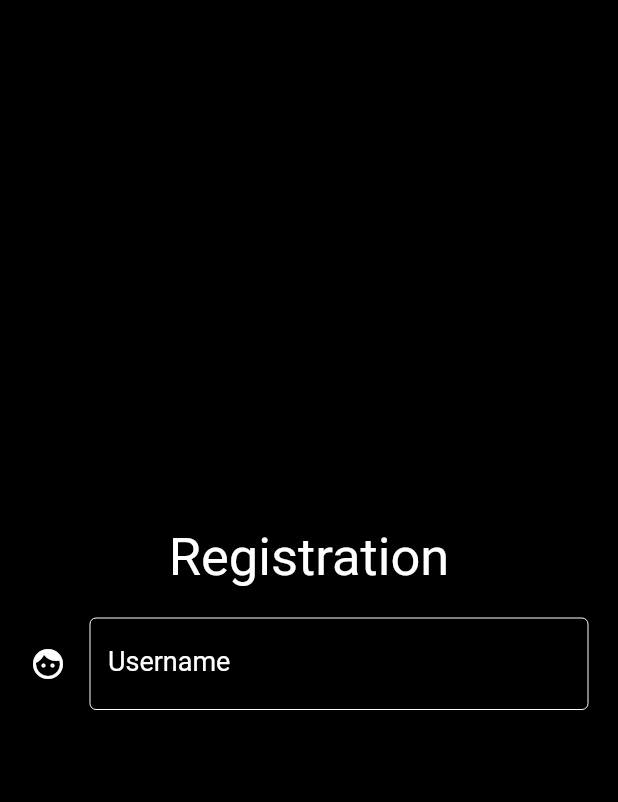
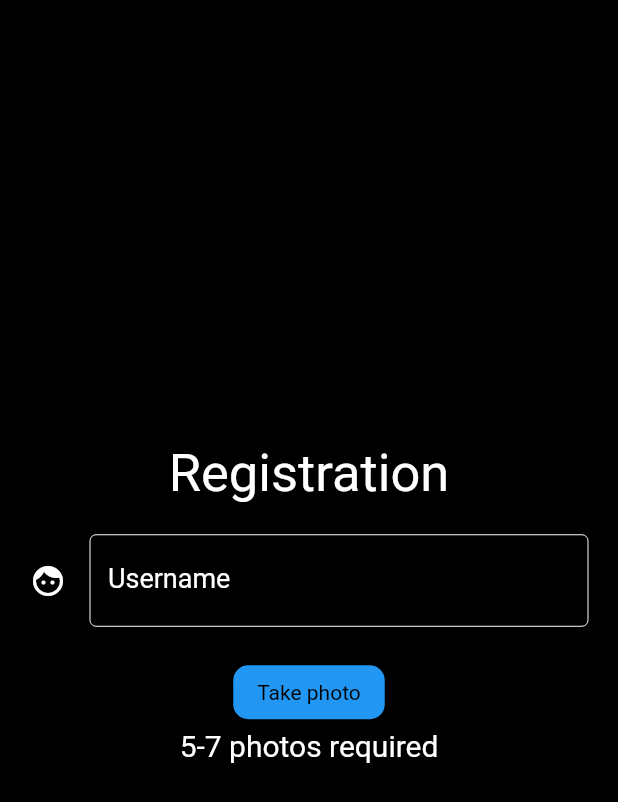
Before and after one commit to yuriy-puris/flutter_use_camera, a Flutter app: the screen it shows after launch, on a phone screen of 412 x 824 dp. Shown: the top 802 px of the screen. Run offline on Flutter 3.47's test engine with Material 2 defaults, Android fonts, the light colour scheme and no system bars; our stand-ins replace animated_text_kit, carousel_slider, image_picker.

Commit message:
todo: upload photo

```diff
--- a/lib/pages/registration_page.dart
+++ b/lib/pages/registration_page.dart
@@ -1,5 +1,7 @@
+import 'dart:io';
 import 'package:flutter/material.dart';
-// import 'package:http/http.dart' as http;
+import 'package:image_picker/image_picker.dart';
+import 'package:carousel_slider/carousel_slider.dart';
 
 class RegisterPage extends StatefulWidget {
   @override
@@ -9,8 +11,58 @@ class RegisterPage extends StatefulWidget {
 class RegisterPageState extends State<RegisterPage> {
   final _formKey = GlobalKey<FormState>();
 
+  List images = [];
   bool _obscureText = true;
   String _username, _email, _password;
+  int _currentIndex = 0;
+
+
+  @override
+  void initState() {
+    super.initState();
+    images = [];
+  }
+
+  void _getFromGallery(context) async {
+    PickedFile pickedFile = await ImagePicker().getImage(
+      source: ImageSource.camera,
+      maxWidth: 1800,
+      maxHeight: 1800,
+    );
+    if (pickedFile != null) {
+      setState(() {
+        File imageFile = File(pickedFile.path);
+        images.add(imageFile);
+      });
+    }
+  }
+
+  void open(BuildContext context, final int index) {
+    // Navigator.push(
+    //   context,
+    //   MaterialPageRoute(
+    //     builder: (context) => GalleryPhotoViewWrapper(
+    //       galleryItems: galleryItems,
+    //       backgroundDecoration: const BoxDecoration(
+    //         color: Colors.black,
+    //       ),
+    //       initialIndex: index,
+    //       scrollDirection: verticalGallery ? Axis.vertical : Axis.horizontal,
+    //     ),
+    //   ),
+    // );
+  }
+
+
+  Widget cancelButton = FlatButton(
+    child: Text("Cancel"),
+    onPressed:  () {},
+  );
+  Widget continueButton = FlatButton(
+    child: Text("Continue"),
+    onPressed:  () {},
+  );
+
 
   Widget _showTitle() {
     return Text(
@@ -37,6 +89,31 @@ class RegisterPageState extends State<RegisterPage> {
               icon: Icon(Icons.face, color: Colors.white))));
   }
 
+  Widget _showFormUploadAction() {
+    return Padding(
+        padding: EdgeInsets.only(top: 20.0),
+        child: Column(children: [
+          RaisedButton(
+            child: Text('Take photo',
+                style: Theme.of(context)
+                    .textTheme
+                    .body1
+                    .copyWith(color: Colors.black)),
+            elevation: 8.0,
+            shape: RoundedRectangleBorder(
+                borderRadius: BorderRadius.all(Radius.circular(10.0))),
+            color: Theme.of(context).primaryColor,
+            onPressed: () {
+              _getFromGallery(context);
+            }
+          ),
+          Text(
+            '5-7 photos required',
+            style: TextStyle(fontSize: 20, color: Colors.white),
+          ),
+        ]));
+  }
+
   Widget _showFormActions() {
     return Padding(
         padding: EdgeInsets.only(top: 20.0),
@@ -56,6 +133,70 @@ class RegisterPageState extends State<RegisterPage> {
               child: Text('Existing user? Login'),
               onPressed: () => Navigator.pushReplacementNamed(context, '/login'))
         ]));
+  }
+
+  Widget _showGalleryUploadedPhoto(context) {
+    List<Widget> list = List<Widget>();
+    TextEditingController _controller = TextEditingController();
+
+    for (var i = 0; i < images.length; i++) {
+      list.add(
+        Container(
+          padding: const EdgeInsets.all(0),
+          child: Stack(
+            children: [
+              Image.file(
+                images[i],
+                height: 180.0,
+                fit: BoxFit.cover,
+              ),
+              Positioned(
+                top: -5.0,
+                right: -5.0,
+                child: Padding(
+                  padding: const EdgeInsets.all(0),
+                  child: new IconButton(
+                    icon: Icon(
+                      Icons.remove_circle_outline,
+                      color: Theme.of(context).primaryColor,
+                    ),
+                    onPressed: () {
+                     showDialog(
+                        context: context,
+                        builder: (BuildContext context) {
+                          return AlertDialog(
+                            title: Text('Setting String'),
+                            content: Text('Setting String'),
+                            actions: <Widget>[
+                              FlatButton(
+                                child: Text('OK'),
+                                onPressed: () {
+                                  print('index: $i');
+                                  Navigator.pop(context);
+                                },
+                              )
+                            ],
+                          );
+                        },
+                      );
+                    }),
+                ),
+              )
+            ],
+          )
+        )
+      );
+    }
+
+    return GridView.count(
+      primary: false,
+      padding: const EdgeInsets.all(10),
+      shrinkWrap: true,
+      crossAxisSpacing: 10,
+      mainAxisSpacing: 10,
+      crossAxisCount: 2,
+      children: list
+    );
   }
 
   void _submit() {
@@ -82,18 +223,15 @@ class RegisterPageState extends State<RegisterPage> {
 
   @override
   Widget build(BuildContext context) {
+    AlertDialog alert = AlertDialog(
+      title: Text('Delete photo'),
+      content: Text('Would you like to delete photo ?'),
+      actions: [
+        cancelButton,
+        continueButton,
+      ],
+    );
     return Scaffold(
-        // appBar: AppBar(
-        //   leading: BackButton(
-        //     color: Colors.white
-        //   ),
-        //   title: Text(
-        //     'Sign Up',
-        //     style: TextStyle(
-        //         color: Colors.white
-        //     )
-        //   )
-        // ),
         body: Container(
           decoration: BoxDecoration(color: Colors.black),
           padding: EdgeInsets.symmetric(horizontal: 20.0),
@@ -104,6 +242,8 @@ class RegisterPageState extends State<RegisterPage> {
                       child: Column(children: [
             _showTitle(),
             _showUsernameInput(),
+            _showFormUploadAction(),
+            _showGalleryUploadedPhoto(context)
           ]))))));
   }
 }
```
Also changed, not shown: lib/main.dart (+5 -5 lines), pubspec.yaml (+4 -3 lines), pubspec.lock, 1 other file.
